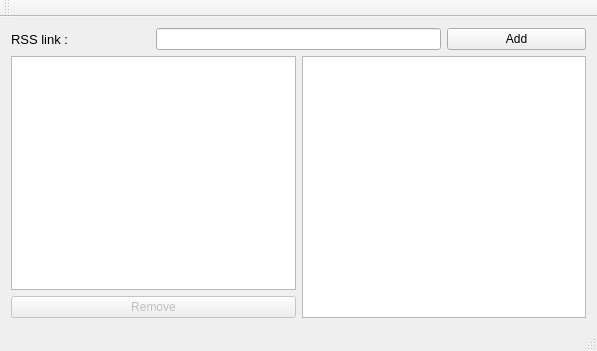
Before: the Qt Designer form mainwindow.ui in KapustaB/RSSfeedReaderNWP, drawn with Qt 5.
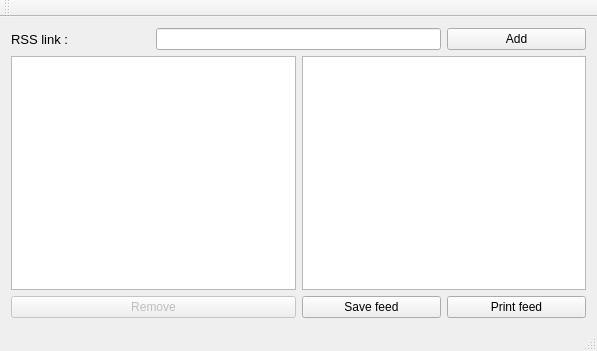
After: the same form once the commit is applied.

The edit to the form file:
```diff
--- a/mainwindow.ui
+++ b/mainwindow.ui
@@ -40,9 +40,6 @@
     <item row="1" column="0" colspan="2">
      <widget class="QListWidget" name="linkListWidget"/>
     </item>
-    <item row="1" column="2" rowspan="2" colspan="2">
-     <widget class="QTextBrowser" name="msgFeedTextBrowser"/>
-    </item>
     <item row="2" column="0" colspan="2">
      <widget class="QPushButton" name="removeLinkBtn">
       <property name="enabled">
@@ -53,6 +50,29 @@
       </property>
      </widget>
     </item>
+    <item row="1" column="2" colspan="2">
+     <widget class="QTextBrowser" name="msgFeedTextBrowser"/>
+    </item>
+    <item row="2" column="2">
+     <widget class="QPushButton" name="saveFeedBtn">
+      <property name="enabled">
+       <bool>true</bool>
+      </property>
+      <property name="text">
+       <string>Save feed</string>
+      </property>
+     </widget>
+    </item>
+    <item row="2" column="3">
+     <widget class="QPushButton" name="printFeedBtn">
+      <property name="enabled">
+       <bool>true</bool>
+      </property>
+      <property name="text">
+       <string>Print feed</string>
+      </property>
+     </widget>
+    </item>
    </layout>
   </widget>
   <widget class="QMenuBar" name="menuBar">
```
